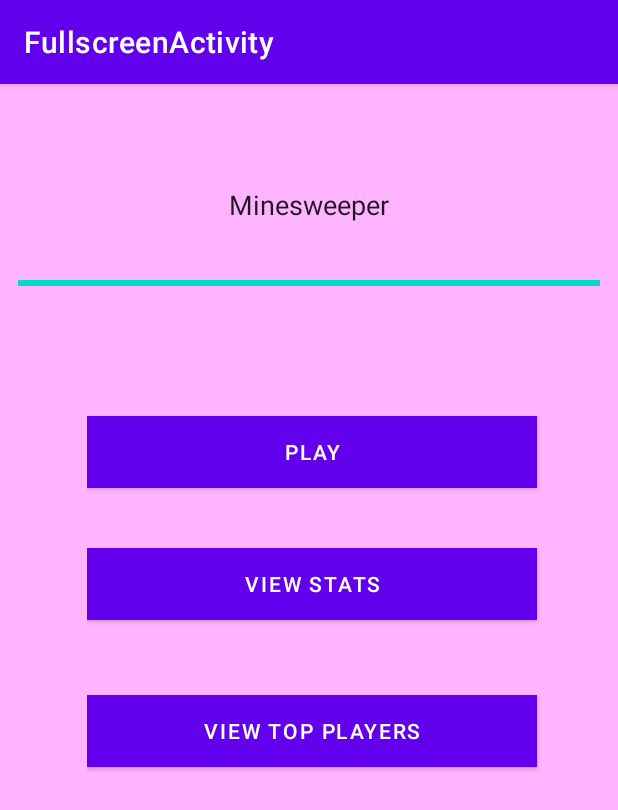
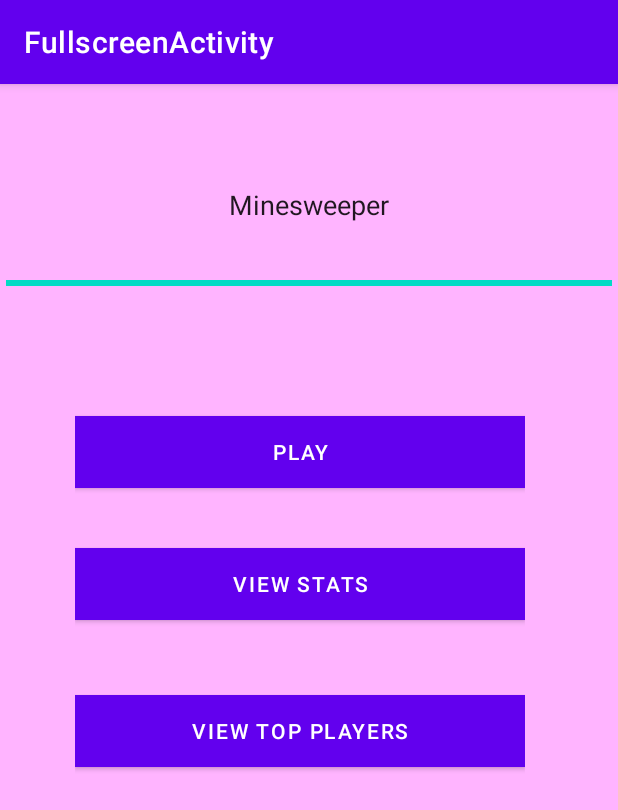
Before and after one commit to tuteleadan/ProiectSMA, an Android app: the screen it shows after launch (MainMenu), on a phone screen of 412 x 824 dp. Shown: the top 810 px of the screen. Run offline under Robolectric (Android 15) with nearby library versions, the light colour scheme and no system bars.

Commit message:
some refactor

```diff
--- a/app/src/main/java/ro/poli/sma/proiectsma/pages/MainMenu.java
+++ b/app/src/main/java/ro/poli/sma/proiectsma/pages/MainMenu.java
@@ -16,13 +16,15 @@ public class MainMenu extends AppCompatActivity {
 
     private Button playB, seeStatsButton;
 
+    private String user_id = "usr1";
+
     @Override
     protected void onCreate(Bundle savedInstanceState) {
         super.onCreate(savedInstanceState);
 
         setContentView(R.layout.activity_main_menu);
 
-
+        //login with play. if not registered then register, else retrive user id
 
     }
 
@@ -34,7 +36,7 @@ public class MainMenu extends AppCompatActivity {
 
     public void onStatsClick(android.view.View view){
         Intent tmp = new Intent(this, PersonalPage.class);
-        tmp.putExtra("USER_FB_ID", "USR1");
+        tmp = tmp.putExtra("USER_FB_ID", user_id);
         startActivity(tmp);
     }
 
--- a/app/src/main/java/ro/poli/sma/proiectsma/pages/PersonalPage.java
+++ b/app/src/main/java/ro/poli/sma/proiectsma/pages/PersonalPage.java
@@ -59,6 +59,7 @@ public class PersonalPage extends AppCompatActivity {
         };
 
         String crtUser = getIntent().getStringExtra("USER_FB_ID");
+        System.out.println("sssssssssssssssssssssssssssssssssssssssssssssssssssssssssssssssssssssssssssssssss " + crtUser);
 
         dbRef.child("users").child(crtUser).addListenerForSingleValueEvent(tmp);
 
--- a/app/src/main/res/layout/activity_main_menu.xml
+++ b/app/src/main/res/layout/activity_main_menu.xml
@@ -18,12 +18,11 @@
         <LinearLayout
             android:layout_width="match_parent"
             android:layout_height="match_parent"
-            android:layout_marginStart="8dp"
-            android:layout_marginEnd="8dp"
             android:orientation="vertical"
+            app:layout_constraintBottom_toBottomOf="parent"
             app:layout_constraintEnd_toEndOf="parent"
             app:layout_constraintStart_toStartOf="parent"
-            tools:layout_editor_absoluteY="0dp">
+            app:layout_constraintTop_toTopOf="parent">
 
             <EditText
                 android:id="@+id/appNameTB"
@@ -38,9 +37,8 @@
                 android:translationY="20dp" />
 
             <LinearLayout
-                android:layout_width="317dp"
-                android:layout_height="0dp"
-                android:layout_weight="1"
+                android:layout_width="wrap_content"
+                android:layout_height="301dp"
                 android:orientation="vertical"
                 android:translationX="50dp"
                 android:translationY="70dp">
--- a/app/src/main/res/layout/activity_personal_page.xml
+++ b/app/src/main/res/layout/activity_personal_page.xml
@@ -31,7 +31,7 @@
                 android:text="Personal information "
                 android:textAlignment="center"
                 android:textDirection="firstStrong"
-                android:textScaleX="1.2"
+                android:textScaleX="1"
                 android:textSize="36sp"
                 android:textStyle="normal|bold" />
 
```
